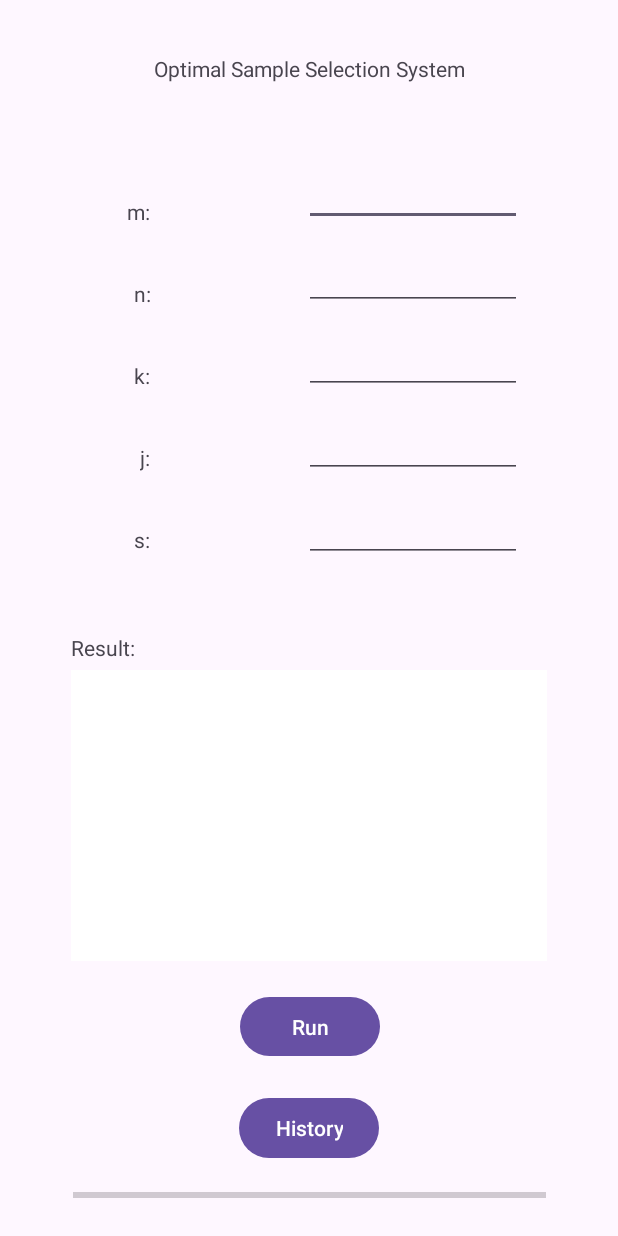
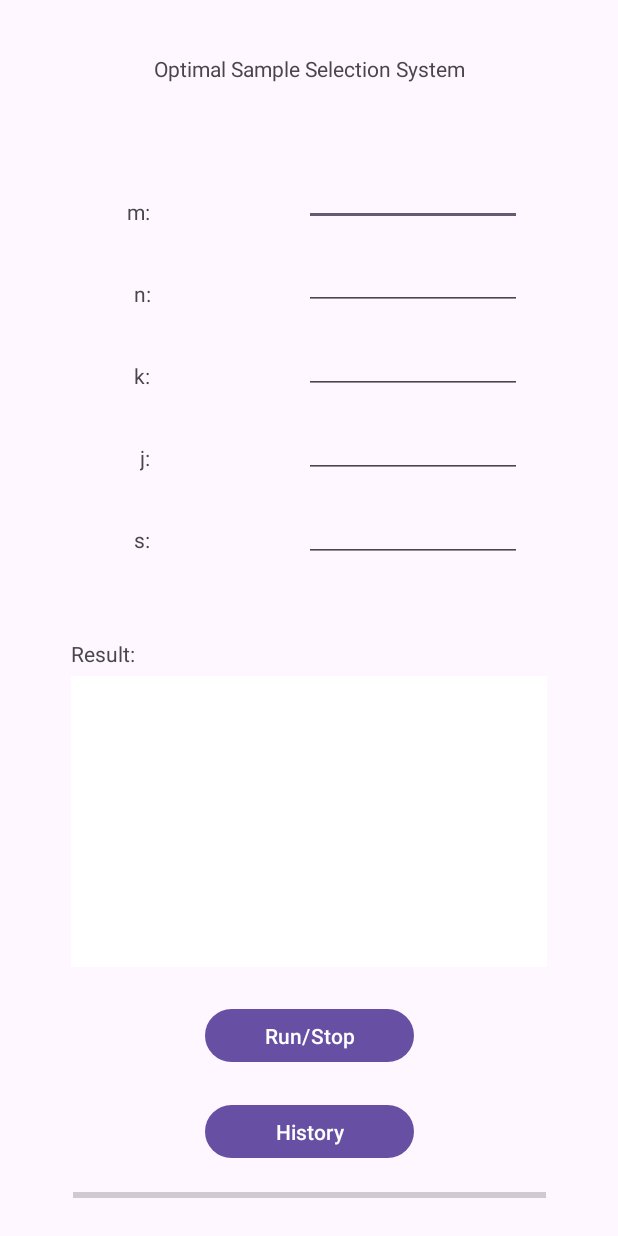
Before and after one commit to YemaoLuo/AIApplication, an Android app: the RunActivity screen opened directly, with no data from a screen before it, on a phone screen of 412 x 824 dp. Run offline under Robolectric (Android 15) with nearby library versions, the phone set to English and light mode, and no system bars.

Commit message:
basic function

```diff
--- a/app/src/main/res/layout/activity_run.xml
+++ b/app/src/main/res/layout/activity_run.xml
@@ -79,6 +79,7 @@
         android:layout_marginEnd="64dp"
         android:ems="10"
         android:inputType="numberSigned"
+        android:textSize="12sp"
         app:layout_constraintEnd_toEndOf="parent"
         app:layout_constraintTop_toBottomOf="@+id/textView2" />
 
@@ -90,6 +91,7 @@
         android:layout_marginEnd="64dp"
         android:ems="10"
         android:inputType="numberSigned"
+        android:textSize="12sp"
         app:layout_constraintEnd_toEndOf="parent"
         app:layout_constraintTop_toBottomOf="@+id/mVal" />
 
@@ -101,6 +103,7 @@
         android:layout_marginEnd="64dp"
         android:ems="10"
         android:inputType="numberSigned"
+        android:textSize="12sp"
         app:layout_constraintEnd_toEndOf="parent"
         app:layout_constraintTop_toBottomOf="@+id/nVal" />
 
@@ -112,6 +115,7 @@
         android:layout_marginEnd="64dp"
         android:ems="10"
         android:inputType="numberSigned"
+        android:textSize="12sp"
         app:layout_constraintEnd_toEndOf="parent"
         app:layout_constraintTop_toBottomOf="@+id/kVal" />
 
@@ -123,35 +127,34 @@
         android:layout_marginEnd="64dp"
         android:ems="10"
         android:inputType="numberSigned"
+        android:textSize="12sp"
         app:layout_constraintEnd_toEndOf="parent"
         app:layout_constraintTop_toBottomOf="@+id/jVal" />
 
     <Button
         android:id="@+id/runBtn"
-        android:layout_width="93dp"
-        android:layout_height="47dp"
+        android:layout_width="139dp"
+        android:layout_height="43dp"
         android:layout_marginStart="160dp"
         android:layout_marginEnd="160dp"
-        android:layout_marginBottom="116dp"
-        android:text="Run"
+        android:layout_marginBottom="112dp"
+        android:text="Run/Stop"
         android:textColorHighlight="#9C27B0"
         android:textColorLink="#9C27B0"
         app:layout_constraintBottom_toBottomOf="parent"
         app:layout_constraintEnd_toEndOf="parent"
-        app:layout_constraintHorizontal_bias="0.0"
         app:layout_constraintStart_toStartOf="parent" />
 
     <Button
         android:id="@+id/historyBtn"
-        android:layout_width="wrap_content"
-        android:layout_height="wrap_content"
+        android:layout_width="139dp"
+        android:layout_height="43dp"
         android:layout_marginStart="160dp"
         android:layout_marginEnd="160dp"
         android:layout_marginBottom="48dp"
         android:text="History"
         app:layout_constraintBottom_toBottomOf="parent"
         app:layout_constraintEnd_toEndOf="parent"
-        app:layout_constraintHorizontal_bias="0.666"
         app:layout_constraintStart_toStartOf="parent" />
 
     <ScrollView
```
Also changed, not shown: app/src/main/java/com/cpb/aiapplication/RunActivity.java (+96 -1 lines).
